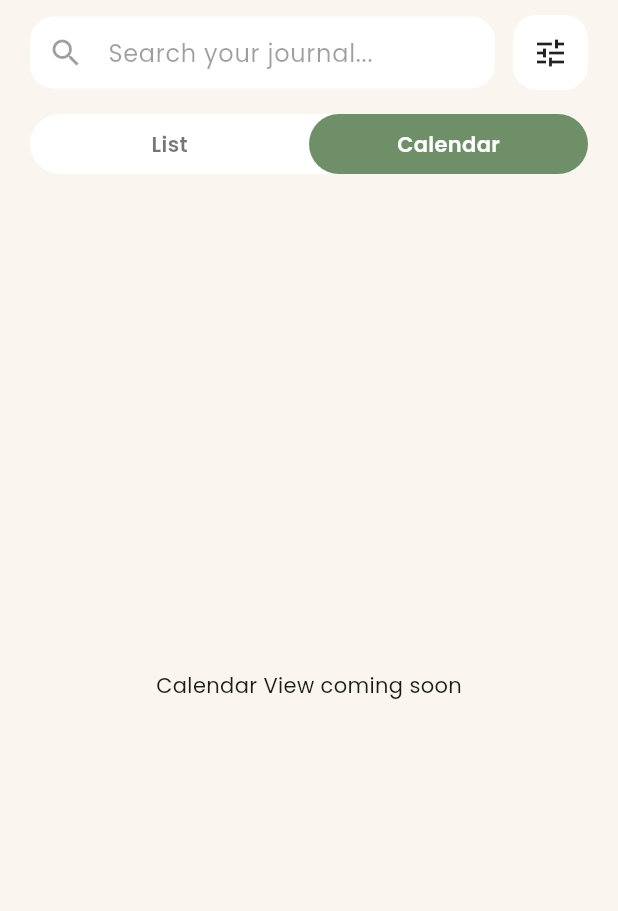
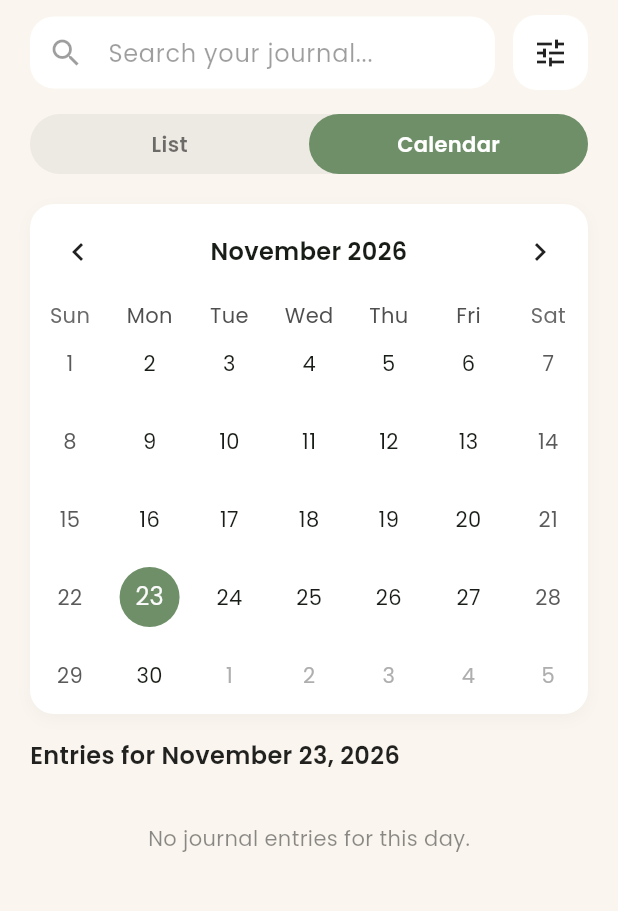
Before and after one commit to oshadikodagoda/Mood-Journal-Private-Mental-Health-Diary, a Flutter app: the JournalHistoryScreen screen opened directly, after a tap on "Calendar", on a phone screen of 412 x 824 dp, the part 69-980 px from its top. Run offline on Flutter 3.47's test engine with Material 3 defaults, Android fonts, the phone set to English and light mode, and no system bars; drawn by our look-alikes of table_calendar; our stand-ins replace local_auth, sqflite, sqflite_common_ffi_web; accounts and stored records are empty; project files that could hold a hidden picture were left out.

Commit message:
feat(calendar): implement interactive calendar view with date markers

```diff
--- a/lib/screens/journal_history_screen.dart
+++ b/lib/screens/journal_history_screen.dart
@@ -1,9 +1,10 @@
 import 'package:flutter/material.dart';
 import 'package:provider/provider.dart';
 import 'package:intl/intl.dart';
+import 'package:table_calendar/table_calendar.dart';
 import '../models/journal_entry.dart';
 import '../providers/journal_provider.dart';
-import 'entry_detail_screen.dart'; // Import Detail Screen
+import 'entry_detail_screen.dart';
 
 class JournalHistoryScreen extends StatefulWidget {
   const JournalHistoryScreen({super.key});
@@ -15,11 +16,15 @@ class JournalHistoryScreen extends StatefulWidget {
 class _JournalHistoryScreenState extends State<JournalHistoryScreen> {
   final TextEditingController _searchController = TextEditingController();
   String _searchQuery = "";
-  int _viewMode = 0; // 0 = List, 1 = Calendar (Placeholder)
+  int _viewMode = 0; // 0 = List, 1 = Calendar
+
+  DateTime _focusedDay = DateTime.now();
+  DateTime? _selectedDay;
 
   @override
   void initState() {
     super.initState();
+    _selectedDay = _focusedDay;
     WidgetsBinding.instance.addPostFrameCallback((_) {
       context.read<JournalProvider>().loadEntries();
     });
@@ -123,13 +128,13 @@ class _JournalHistoryScreenState extends State<JournalHistoryScreen> {
                 ),
                 const SizedBox(height: 16),
 
-                // List / Calendar Toggle
+                // List / Calendar Toggle Buttons
                 Padding(
                   padding: const EdgeInsets.symmetric(horizontal: 20.0),
                   child: Container(
                     height: 40,
                     decoration: BoxDecoration(
-                      color: Colors.white,
+                      color: Colors.black.withOpacity(0.05),
                       borderRadius: BorderRadius.circular(20),
                     ),
                     child: Row(
@@ -178,11 +183,11 @@ class _JournalHistoryScreenState extends State<JournalHistoryScreen> {
                 ),
                 const SizedBox(height: 20),
 
-                // List View Content
+                // Content Area: List View or Calendar View
                 Expanded(
                   child: _viewMode == 0
                     ? _buildListView(filteredEntries, provider)
-                    : const Center(child: Text("Calendar View coming soon")),
+                    : _buildCalendarView(filteredEntries, provider),
                 ),
               ],
             );
@@ -192,12 +197,89 @@ class _JournalHistoryScreenState extends State<JournalHistoryScreen> {
     );
   }
 
+  // --- CALENDAR VIEW (Member 3 - FR09) ---
+  Widget _buildCalendarView(List<JournalEntry> entries, JournalProvider provider) {
+    final dayEntries = entries.where((e) => isSameDay(e.date, _selectedDay)).toList();
+
+    return SingleChildScrollView(
+      padding: const EdgeInsets.symmetric(horizontal: 20.0),
+      child: Column(
+        crossAxisAlignment: CrossAxisAlignment.start,
+        children: [
+          Container(
+            decoration: BoxDecoration(
+              color: Colors.white,
+              borderRadius: BorderRadius.circular(16),
+              boxShadow: [
+                BoxShadow(color: Colors.black.withOpacity(0.03), blurRadius: 8, offset: const Offset(0, 3)),
+              ],
+            ),
+            child: TableCalendar(
+              firstDay: DateTime.utc(2020, 1, 1),
+              lastDay: DateTime.utc(2030, 12, 31),
+              focusedDay: _focusedDay,
+              selectedDayPredicate: (day) => isSameDay(_selectedDay, day),
+              calendarFormat: CalendarFormat.month,
+              headerStyle: const HeaderStyle(
+                formatButtonVisible: false,
+                titleCentered: true,
+                titleTextStyle: TextStyle(fontWeight: FontWeight.bold, fontSize: 16),
+              ),
+              eventLoader: (day) {
+                return entries.where((e) => isSameDay(e.date, day)).toList();
+              },
+              onDaySelected: (selectedDay, focusedDay) {
+                setState(() {
+                  _selectedDay = selectedDay;
+                  _focusedDay = focusedDay;
+                });
+              },
+              calendarStyle: CalendarStyle(
+                todayDecoration: BoxDecoration(
+                  color: const Color(0xFF6E8F68).withOpacity(0.3),
+                  shape: BoxShape.circle,
+                ),
+                selectedDecoration: const BoxDecoration(
+                  color: Color(0xFF6E8F68),
+                  shape: BoxShape.circle,
+                ),
+                markerDecoration: const BoxDecoration(
+                  color: Color(0xFFE57373),
+                  shape: BoxShape.circle,
+                ),
+              ),
+            ),
+          ),
+          const SizedBox(height: 16),
+
+          Text(
+            _selectedDay == null
+              ? "Entries"
+              : "Entries for ${DateFormat('MMMM d, yyyy').format(_selectedDay!)}",
+            style: const TextStyle(fontSize: 16, fontWeight: FontWeight.bold, color: Colors.black87),
+          ),
+          const SizedBox(height: 10),
+
+          if (dayEntries.isEmpty)
+            Container(
+              padding: const EdgeInsets.all(24),
+              alignment: Alignment.center,
+              child: const Text("No journal entries for this day.", style: TextStyle(color: Colors.black45)),
+            )
+          else
+            ...dayEntries.map((entry) => _buildEntryTile(entry, provider)).toList(),
+          const SizedBox(height: 20),
+        ],
+      ),
+    );
+  }
+
+  // --- LIST VIEW ---
   Widget _buildListView(List<JournalEntry> entries, JournalProvider provider) {
     if (entries.isEmpty) {
       return const Center(child: Text("No entries found."));
     }
 
-    // Group entries by Month and Year
     Map<String, List<JournalEntry>> groupedEntries = {};
     for (var entry in entries) {
       String monthYear = DateFormat('MMMM yyyy').format(entry.date);
@@ -217,7 +299,6 @@ class _JournalHistoryScreenState extends State<JournalHistoryScreen> {
         return Column(
           crossAxisAlignment: CrossAxisAlignment.start,
           children: [
-            // Month Header
             Padding(
               padding: const EdgeInsets.only(bottom: 12.0, top: 8.0),
               child: Text(
@@ -225,23 +306,21 @@ class _JournalHistoryScreenState extends State<JournalHistoryScreen> {
                 style: const TextStyle(fontSize: 18, fontWeight: FontWeight.bold, color: Colors.black87),
               ),
             ),
+            ...monthEntries.map((entry) => _buildEntryTile(entry, provider)).toList(),
+          ],
+        );
+      },
+    );
+  }
 
-            // Entries for this month
-            ...monthEntries.map((entry) {
+  Widget _buildEntryTile(JournalEntry entry, JournalProvider provider) {
     final dateStr = DateFormat('MMM d').format(entry.date);
-
-              // Placeholder for actual emotion tags logic
-              String emotionTags = "Happy • Motivated • Grateful";
-
     return GestureDetector(
-                // ADDED: Navigation to Detail Screen
       onTap: () {
         Navigator.push(
           context,
-                    MaterialPageRoute(
-                      builder: (_) => EntryDetailScreen(entry: entry),
-                    ),
-                  ).then((_) => provider.loadEntries()); // Refresh list when coming back
+          MaterialPageRoute(builder: (_) => EntryDetailScreen(entry: entry)),
+        ).then((_) => provider.loadEntries());
       },
       child: Container(
         margin: const EdgeInsets.only(bottom: 12),
@@ -252,7 +331,6 @@ class _JournalHistoryScreenState extends State<JournalHistoryScreen> {
         ),
         child: Row(
           children: [
-                      // Emoji Circle
             Container(
               width: 48,
               height: 48,
@@ -264,8 +342,6 @@ class _JournalHistoryScreenState extends State<JournalHistoryScreen> {
               child: Text(_getMoodEmoji(entry.mood), style: const TextStyle(fontSize: 24)),
             ),
             const SizedBox(width: 16),
-
-                      // Entry Details
             Expanded(
               child: Column(
                 crossAxisAlignment: CrossAxisAlignment.start,
@@ -274,23 +350,14 @@ class _JournalHistoryScreenState extends State<JournalHistoryScreen> {
                   const SizedBox(height: 2),
                   Text(entry.title, style: const TextStyle(fontSize: 15, fontWeight: FontWeight.w600, color: Colors.black87)),
                   const SizedBox(height: 4),
-                            Text(
-                              emotionTags,
-                              style: const TextStyle(fontSize: 12, color: Colors.black45),
-                            ),
+                  Text(entry.content, maxLines: 1, overflow: TextOverflow.ellipsis, style: const TextStyle(fontSize: 12, color: Colors.black45)),
                 ],
               ),
             ),
-
             const Icon(Icons.chevron_right, color: Colors.black26),
           ],
         ),
       ),
     );
-            }).toList(),
-          ],
-        );
-      },
-    );
   }
 }
```
Lines whose indentation alone changed are shown as unchanged.
